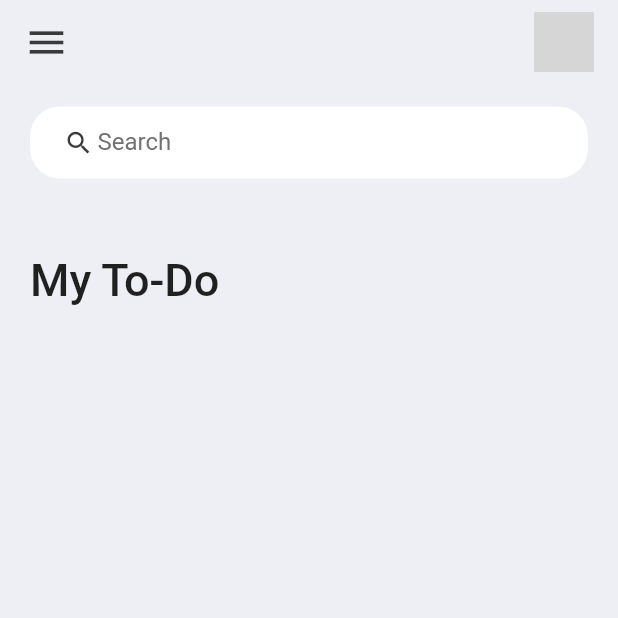
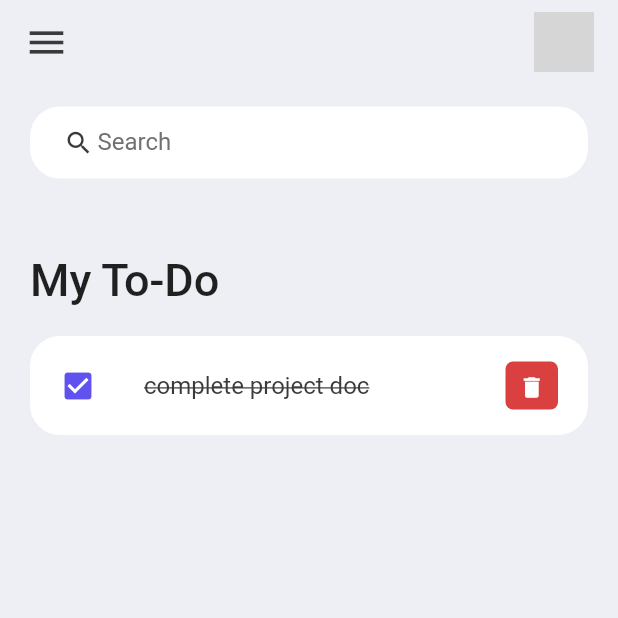
Before and after one commit to Saurabh-kumar09/Task-Focus, a Flutter app: the screen it shows after launch, on a phone screen of 412 x 824 dp, the top half of it. Run offline on Flutter 3.47's test engine with Material 2 defaults, Android fonts, the phone set to English and light mode, and no system bars; grey boxes are pictures that could not be loaded.

Commit message:
to-do iteam added

```diff
--- a/lib/main.dart
+++ b/lib/main.dart
@@ -1,6 +1,7 @@
 import 'package:flutter/material.dart';
 import 'package:flutter/services.dart';
 import 'package:todo_app/screens/home.dart';
+import 'package:todo_app/widgets/todo_item.dart';
 
 void main() {
   runApp(const MyApp());
--- a/lib/screens/home.dart
+++ b/lib/screens/home.dart
@@ -1,5 +1,6 @@
 import 'package:flutter/material.dart';
 import 'package:todo_app/constants/colors.dart';
+import 'package:todo_app/widgets/todo_item.dart';
 
 class Home extends StatelessWidget {
   const Home({Key? key}) : super(key: key);
@@ -24,10 +25,11 @@
                         style: TextStyle(
                             fontSize: 30, fontWeight: FontWeight.w500),
                       ),
-                    )
+                    ),
+                    ToDoItem(),
                   ],
                 ),
-              )
+              ),
             ],
           )),
     );
--- /dev/null
+++ b/lib/widgets/todo_item.dart
@@ -0,0 +1,43 @@
+import 'package:flutter/material.dart';
+import 'package:todo_app/constants/colors.dart';
+
+class ToDoItem extends StatelessWidget {
+  const ToDoItem({super.key});
+
+  @override
+  Widget build(BuildContext context) {
+    return Container(
+        child: ListTile(
+      onTap: () {},
+      shape: RoundedRectangleBorder(
+        borderRadius: BorderRadius.circular(20),
+      ),
+      contentPadding: EdgeInsets.symmetric(horizontal: 20, vertical: 5),
+      tileColor: Colors.white,
+      leading: Icon(
+        Icons.check_box,
+        color: tdBlue,
+      ),
+      title: Text(
+        'complete project doc',
+        style: TextStyle(
+            fontSize: 16,
+            color: tdBlack,
+            decoration: TextDecoration.lineThrough),
+      ),
+      trailing: Container(
+        padding: EdgeInsets.all(0),
+        margin: EdgeInsets.symmetric(vertical: 12),
+        height: 35,
+        width: 35,
+        decoration:
+            BoxDecoration(color: tdRed, borderRadius: BorderRadius.circular(5)),
+        child: IconButton(
+            onPressed: () {},
+            color: Colors.white,
+            iconSize: 18,
+            icon: Icon(Icons.delete)),
+      ),
+    ));
+  }
+}
```
